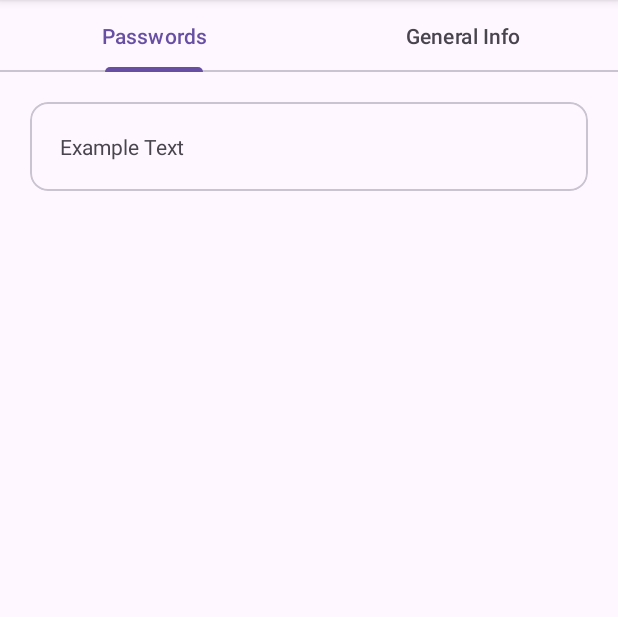
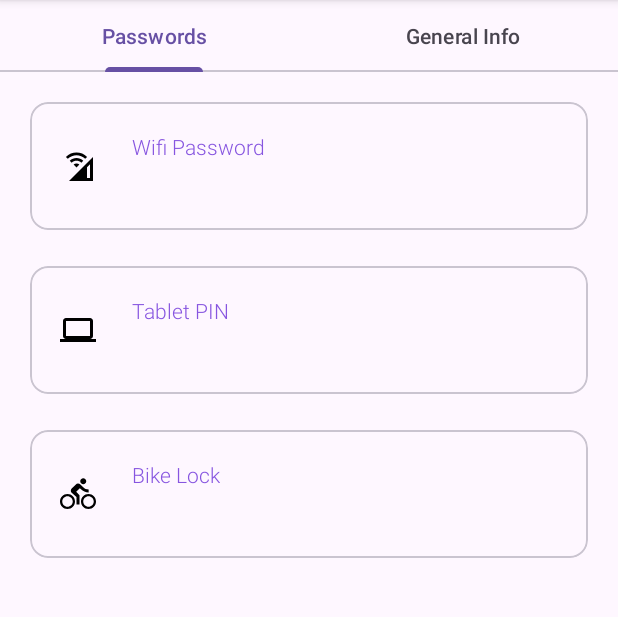
Before and after one commit to dipak1935/Remainder_App, an Android app: the screen it shows after launch (MainActivity), on a phone screen of 412 x 824 dp, the part 96-713 px from its top. Run offline under Robolectric (Android 15) with nearby library versions, the phone set to English and light mode, and no system bars.

Commit message:
completed password fragment ui

```diff
--- /dev/null
+++ b/app/src/main/res/drawable/icon_bike.xml
@@ -0,0 +1,5 @@
+<vector xmlns:android="http://schemas.android.com/apk/res/android" android:autoMirrored="true" android:height="24dp" android:tint="#000000" android:viewportHeight="24" android:viewportWidth="24" android:width="24dp">
+
+    <path android:fillColor="@android:color/white" android:pathData="M15.5,5.5c1.1,0 2,-0.9 2,-2s-0.9,-2 -2,-2 -2,0.9 -2,2 0.9,2 2,2zM5,12c-2.8,0 -5,2.2 -5,5s2.2,5 5,5 5,-2.2 5,-5 -2.2,-5 -5,-5zM5,20.5c-1.9,0 -3.5,-1.6 -3.5,-3.5s1.6,-3.5 3.5,-3.5 3.5,1.6 3.5,3.5 -1.6,3.5 -3.5,3.5zM10.8,10.5l2.4,-2.4 0.8,0.8c1.3,1.3 3,2.1 5.1,2.1L19.1,9c-1.5,0 -2.7,-0.6 -3.6,-1.5l-1.9,-1.9c-0.5,-0.4 -1,-0.6 -1.6,-0.6s-1.1,0.2 -1.4,0.6L7.8,8.4c-0.4,0.4 -0.6,0.9 -0.6,1.4 0,0.6 0.2,1.1 0.6,1.4L11,14v5h2v-6.2l-2.2,-2.3zM19,12c-2.8,0 -5,2.2 -5,5s2.2,5 5,5 5,-2.2 5,-5 -2.2,-5 -5,-5zM19,20.5c-1.9,0 -3.5,-1.6 -3.5,-3.5s1.6,-3.5 3.5,-3.5 3.5,1.6 3.5,3.5 -1.6,3.5 -3.5,3.5z"/>
+
+</vector>
--- /dev/null
+++ b/app/src/main/res/drawable/icon_computer.xml
@@ -0,0 +1,5 @@
+<vector xmlns:android="http://schemas.android.com/apk/res/android" android:height="24dp" android:tint="#000000" android:viewportHeight="24" android:viewportWidth="24" android:width="24dp">
+
+    <path android:fillColor="@android:color/white" android:pathData="M20,18c1.1,0 1.99,-0.9 1.99,-2L22,6c0,-1.1 -0.9,-2 -2,-2H4c-1.1,0 -2,0.9 -2,2v10c0,1.1 0.9,2 2,2H0v2h24v-2h-4zM4,6h16v10H4V6z"/>
+
+</vector>
--- /dev/null
+++ b/app/src/main/res/drawable/icon_wifi.xml
@@ -0,0 +1,5 @@
+<vector xmlns:android="http://schemas.android.com/apk/res/android" android:height="24dp" android:tint="#000000" android:viewportHeight="24" android:viewportWidth="24" android:width="24dp">
+
+    <path android:fillColor="@android:color/white" android:pathData="M18,9.98L6,22h12h4V5.97L18,9.98zM20,20h-2v-7.22l2,-2V20zM5.22,7.22L3.93,5.93c3.9,-3.91 10.24,-3.91 14.15,0l-1.29,1.29C13.6,4.03 8.41,4.03 5.22,7.22zM12.93,11.07L11,13l-1.93,-1.93C10.14,10.01 11.86,10.01 12.93,11.07zM14.22,9.79c-1.78,-1.77 -4.66,-1.77 -6.43,0L6.5,8.5c2.48,-2.48 6.52,-2.48 9,0L14.22,9.79z"/>
+
+</vector>
--- a/app/src/main/res/layout/fragment_passwords.xml
+++ b/app/src/main/res/layout/fragment_passwords.xml
@@ -13,6 +13,7 @@
 
 
         <com.google.android.material.card.MaterialCardView
+            android:id="@+id/card_view_wifi"
             android:layout_width="match_parent"
             android:layout_height="wrap_content">
 
@@ -21,14 +22,134 @@
                 android:layout_height="wrap_content"
                 android:padding="20dp">
 
-                <TextView
+                <ImageView
+                    style="@style/Icon"
+                    android:id="@+id/image_view_wifi"
+                    android:layout_width="wrap_content"
+                    android:layout_height="wrap_content"
+                    android:src="@drawable/icon_wifi"
                     app:layout_constraintTop_toTopOf="parent"
                     app:layout_constraintStart_toStartOf="parent"
+
+                    app:layout_constraintBottom_toBottomOf="parent"/>
+
+                <TextView
+                    style="@style/Text.Heading"
+                    android:id="@+id/text_view_wifi_heading"
+                    app:layout_constraintTop_toTopOf="parent"
+                    app:layout_constraintStart_toEndOf="@+id/image_view_wifi"
                     android:layout_width="wrap_content"
                     android:layout_height="wrap_content"
-                    android:text="Example Text"/>
+                    android:layout_marginStart="24dp"
+                    android:textColor="#8755E0"
+                    android:text="@string/heading_wifi_password"/>
+
+                <TextView
+                    style="@style/Text.Value"
+                    android:id="@+id/text_view_wifi_value"
+                    app:layout_constraintTop_toBottomOf="@id/text_view_wifi_heading"
+                   app:layout_constraintStart_toStartOf="@id/text_view_wifi_heading"
+                    android:layout_width="wrap_content"
+                    android:layout_height="wrap_content"
+                    android:textSize="19sp"
+                    tools:text="Dipak@007"/>
 
             </androidx.constraintlayout.widget.ConstraintLayout>
+
+        </com.google.android.material.card.MaterialCardView>
+
+        <com.google.android.material.card.MaterialCardView
+            android:id="@+id/card_view_tablet_pin"
+            android:layout_width="match_parent"
+            android:layout_height="wrap_content"
+            android:layout_marginTop="24dp">
+
+            <androidx.constraintlayout.widget.ConstraintLayout
+                android:layout_width="match_parent"
+                android:layout_height="wrap_content"
+                android:padding="20dp">
+
+                <ImageView
+                    style="@style/Icon"
+                    android:id="@+id/image_view_tablet_pin"
+                    android:layout_width="wrap_content"
+                    android:layout_height="wrap_content"
+                    android:src="@drawable/icon_computer"
+                    app:layout_constraintTop_toTopOf="parent"
+                    app:layout_constraintStart_toStartOf="parent"
+
+                    app:layout_constraintBottom_toBottomOf="parent"/>
+
+                <TextView
+                    style="@style/Text.Heading"
+                    android:id="@+id/text_view_tablet_pin_heading"
+                    app:layout_constraintTop_toTopOf="parent"
+                    app:layout_constraintStart_toEndOf="@+id/image_view_tablet_pin"
+                    android:layout_width="wrap_content"
+                    android:layout_height="wrap_content"
+                    android:layout_marginStart="24dp"
+                    android:textColor="#8755E0"
+                    android:text="@string/heading_tablet_pin"/>
+
+                <TextView
+                    style="@style/Text.Value"
+                    android:id="@+id/text_view_tablet_pin_value"
+                    app:layout_constraintTop_toBottomOf="@id/text_view_tablet_pin_heading"
+                    app:layout_constraintStart_toStartOf="@id/text_view_tablet_pin_heading"
+                    android:layout_width="wrap_content"
+                    android:layout_height="wrap_content"
+                    android:textSize="19sp"
+                    tools:text="Dipak@007"/>
+
+            </androidx.constraintlayout.widget.ConstraintLayout>
+
+        </com.google.android.material.card.MaterialCardView>
+
+        <com.google.android.material.card.MaterialCardView
+            android:id="@+id/card_view_bike_lock"
+            android:layout_width="match_parent"
+            android:layout_height="wrap_content"
+            android:layout_marginTop="24dp">
+
+            <androidx.constraintlayout.widget.ConstraintLayout
+                android:layout_width="match_parent"
+                android:layout_height="wrap_content"
+                android:padding="20dp">
+
+                <ImageView
+                    style="@style/Icon"
+                    android:id="@+id/image_view_bike_lock"
+                    android:layout_width="wrap_content"
+                    android:layout_height="wrap_content"
+                    android:src="@drawable/icon_bike"
+                    app:layout_constraintTop_toTopOf="parent"
+                    app:layout_constraintStart_toStartOf="parent"
+
+                    app:layout_constraintBottom_toBottomOf="parent"/>
+
+                <TextView
+                    style="@style/Text.Heading"
+                    android:id="@+id/text_view_bike_lock_heading"
+                    app:layout_constraintTop_toTopOf="parent"
+                    app:layout_constraintStart_toEndOf="@+id/image_view_bike_lock"
+                    android:layout_width="wrap_content"
+                    android:layout_height="wrap_content"
+                    android:layout_marginStart="24dp"
+                    android:textColor="#8755E0"
+                    android:text="@string/heading_bike_lock"/>
+
+                <TextView
+                    style="@style/Text.Value"
+                    android:id="@+id/text_view_bike_lock_value"
+                    app:layout_constraintTop_toBottomOf="@id/text_view_bike_lock_heading"
+                    app:layout_constraintStart_toStartOf="@id/text_view_bike_lock_heading"
+                    android:layout_width="wrap_content"
+                    android:layout_height="wrap_content"
+                    android:textSize="19sp"
+                    tools:text="Dipak@007"/>
+
+            </androidx.constraintlayout.widget.ConstraintLayout>
+
         </com.google.android.material.card.MaterialCardView>
 
 
--- a/app/src/main/res/values/strings.xml
+++ b/app/src/main/res/values/strings.xml
@@ -1,3 +1,6 @@
 <resources>
     <string name="app_name">Remainder App</string>
+    <string name="heading_wifi_password">Wifi Password</string>
+    <string name="heading_tablet_pin">Tablet PIN</string>
+    <string name="heading_bike_lock">Bike Lock</string>
 </resources>
--- /dev/null
+++ b/app/src/main/res/values/styles.xml
@@ -0,0 +1,24 @@
+<?xml version="1.0" encoding="utf-8"?>
+<resources>
+
+    <style name="Icon">
+
+    </style>
+
+    <style name="Text">
+        <item name="fontFamily">sans-serif-light</item>
+    </style>
+
+    <style name="Text.Heading">
+
+    </style>
+
+    <style name="Text.Value">
+
+
+    </style>
+
+
+
+
+</resources>
```
Also changed, not shown: app/src/main/res/layout/activity_main.xml (line endings or trailing spaces).
